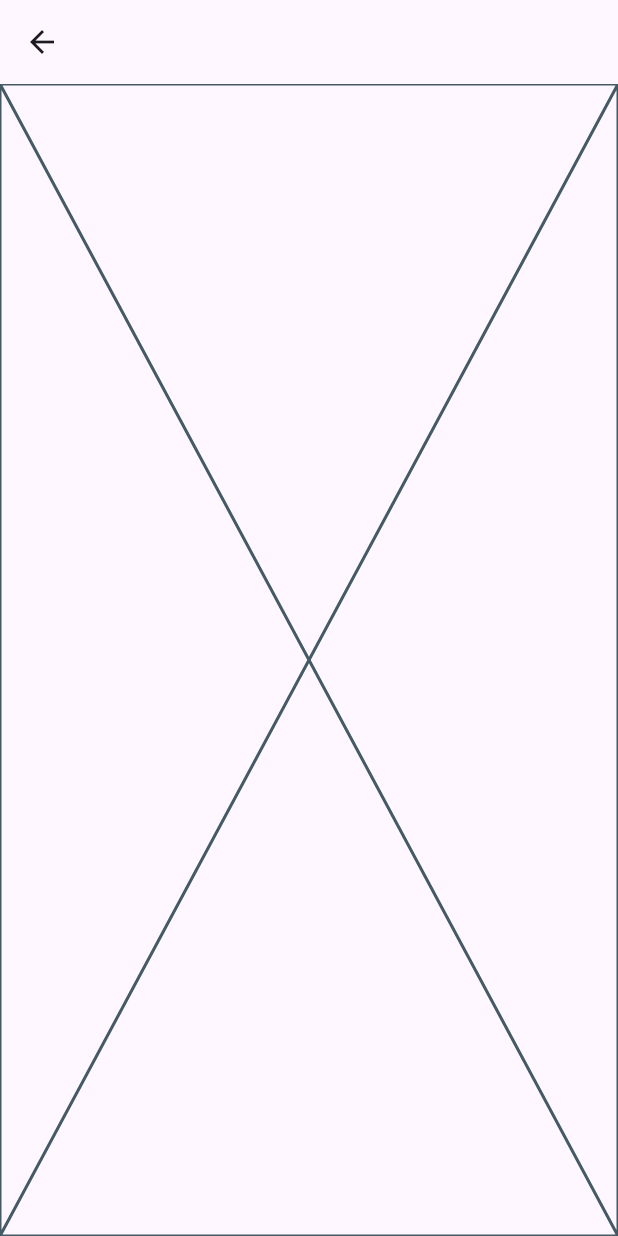
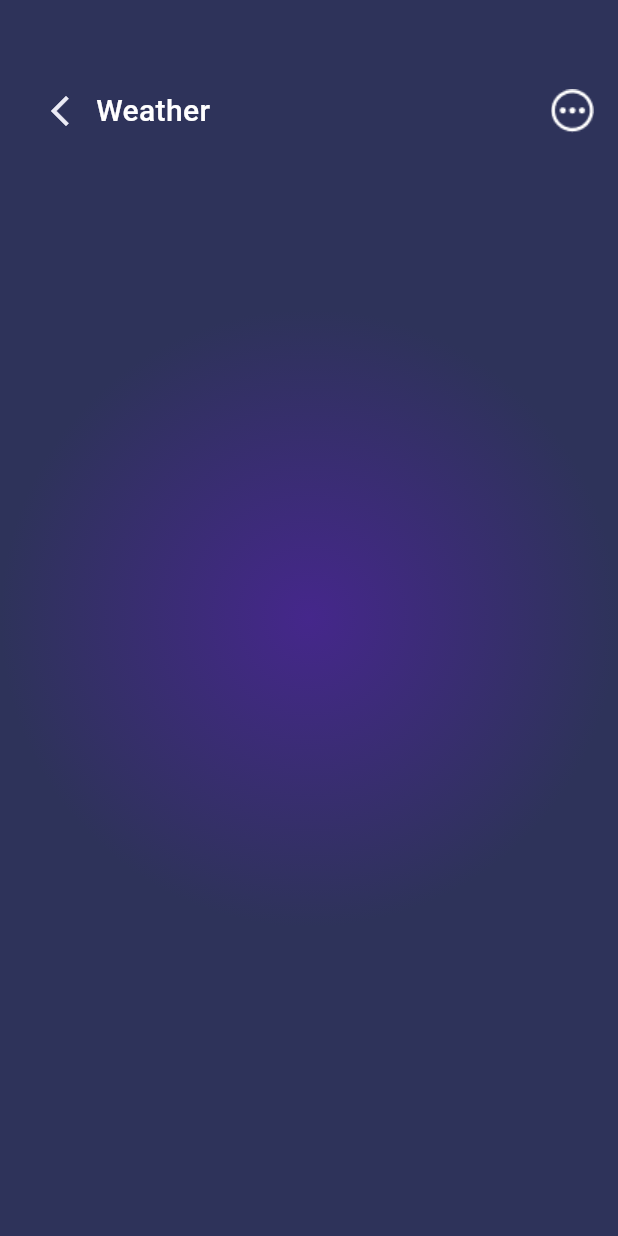
Before and after one commit to As-tra/Flutter_UI, a Flutter app: the SearchView screen opened directly, on a phone screen of 412 x 824 dp. Run offline on Flutter 3.47's test engine with Material 3 defaults, Android fonts, the phone set to English and light mode, and no system bars; our stand-ins replace device_preview, flutter_bloc, flutter_svg.

Commit message:
create the search view app bar

```diff
--- a/lib/constants.dart
+++ b/lib/constants.dart
@@ -6,5 +6,12 @@ const Color kSecondary = Color(0xffEBEBF5);
 const Color kGrey1 = Color(0xffEBEBF5);
 const Color kGrey2 = Color(0xff9392A9);
 
+const kGradient = RadialGradient(
+  colors: [
+    Color(0xff45278B),
+    Color(0xff2E335A),
+  ],
+);
+
 const double kInitialDraggableSheetSize = 0.43;
 const double kMaxDraggableSheetSize = .8;
--- a/lib/utils/assets.dart
+++ b/lib/utils/assets.dart
@@ -38,6 +38,10 @@ class Assets {
   /// assets/images/centerButton.png
   static const String imagesCenterButton = "assets/images/centerButton.png";
 
+  /// Assets for imagesCircleMenu
+  /// assets/images/circle_menu.png
+  static const String imagesCircleMenu = "assets/images/circle_menu.png";
+
   /// Assets for imagesCompass
   /// assets/images/compass.png
   static const String imagesCompass = "assets/images/compass.png";
--- a/lib/views/search_view.dart
+++ b/lib/views/search_view.dart
@@ -6,9 +6,8 @@ class SearchView extends StatelessWidget {
 
   @override
   Widget build(BuildContext context) {
-    return  Scaffold(
-      appBar: AppBar(),
-      body: const SearchViewBody(),
+    return const Scaffold(
+      body: SearchViewBody(),
     );
   }
 }
--- /dev/null
+++ b/lib/widgets/search_app_bar.dart
@@ -0,0 +1,31 @@
+import 'package:flutter/material.dart';
+import 'package:weather_app/constants.dart';
+import 'package:weather_app/utils/assets.dart';
+import 'package:weather_app/utils/styles.dart';
+
+class SearchAppBar extends StatelessWidget {
+  const SearchAppBar({super.key});
+
+  @override
+  Widget build(BuildContext context) {
+    return Row(
+      children: [
+        IconButton(
+          onPressed: () {
+            Navigator.of(context).pop();
+          },
+          icon: const Icon(
+            Icons.arrow_back_ios_new,
+            color: kGrey1,
+          ),
+        ),
+        const Text(
+          "Weather",
+          style: Styles.textStyleMedium20,
+        ),
+        const Spacer(),
+        Image.asset(Assets.imagesCircleMenu),
+      ],
+    );
+  }
+}
--- a/lib/widgets/search_view_body.dart
+++ b/lib/widgets/search_view_body.dart
@@ -1,10 +1,23 @@
 import 'package:flutter/material.dart';
+import 'package:weather_app/constants.dart';
+import 'package:weather_app/widgets/search_app_bar.dart';
 
 class SearchViewBody extends StatelessWidget {
   const SearchViewBody({super.key});
 
   @override
   Widget build(BuildContext context) {
-    return const Placeholder();
+    return Container(
+      padding: const EdgeInsets.symmetric(horizontal: 16),
+      decoration: const BoxDecoration(
+        gradient: kGradient,
+      ),
+      child: const Column(
+        children: [
+          SizedBox(height: 50),
+          SearchAppBar(),
+        ],
+      ),
+    );
   }
 }
```
Also changed, not shown: lib/main.dart (+9 -5 lines), lib/widgets/cusotm_bottom_nav.dart (+12 -1 lines), lib/widgets/home_view_body.dart (+8 -3 lines), assets/images/circle_menu.png (added).
